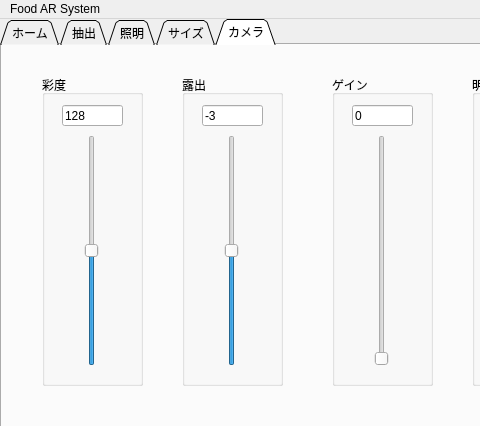
First picture: the form in FoodModification/View/mainWindow.ui, repository JunyaUeda/FoodAR, before the edit; both pictures show x 0 to 480 and y 0 to 426 of the 1088 by 779 pixel window.
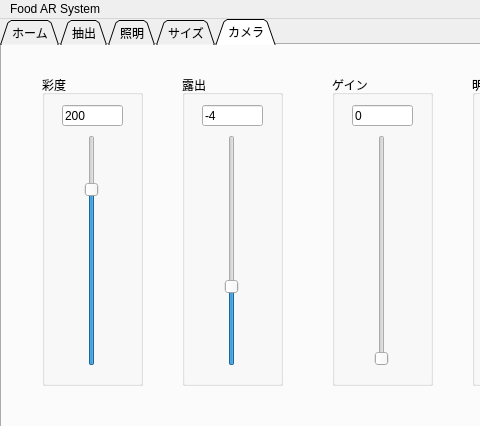
Second picture: the form after the edit. The open tabs and pages were chosen to show the change.

Patch:
```diff
--- a/FoodModification/View/mainWindow.ui
+++ b/FoodModification/View/mainWindow.ui
@@ -1175,7 +1175,7 @@
         </rect>
        </property>
        <property name="text">
-        <string>128</string>
+        <string>200</string>
        </property>
        <property name="maxLength">
         <number>3</number>
@@ -1194,7 +1194,7 @@
         <number>255</number>
        </property>
        <property name="value">
-        <number>128</number>
+        <number>200</number>
        </property>
        <property name="orientation">
         <enum>Qt::Vertical</enum>
@@ -1223,7 +1223,7 @@
         </rect>
        </property>
        <property name="text">
-        <string>-3</string>
+        <string>-4</string>
        </property>
        <property name="maxLength">
         <number>3</number>
@@ -1248,7 +1248,7 @@
         <number>1</number>
        </property>
        <property name="value">
-        <number>-3</number>
+        <number>-4</number>
        </property>
        <property name="orientation">
         <enum>Qt::Vertical</enum>
```
Left out of the diff: 2 changed lines with no effect on the pictures.
